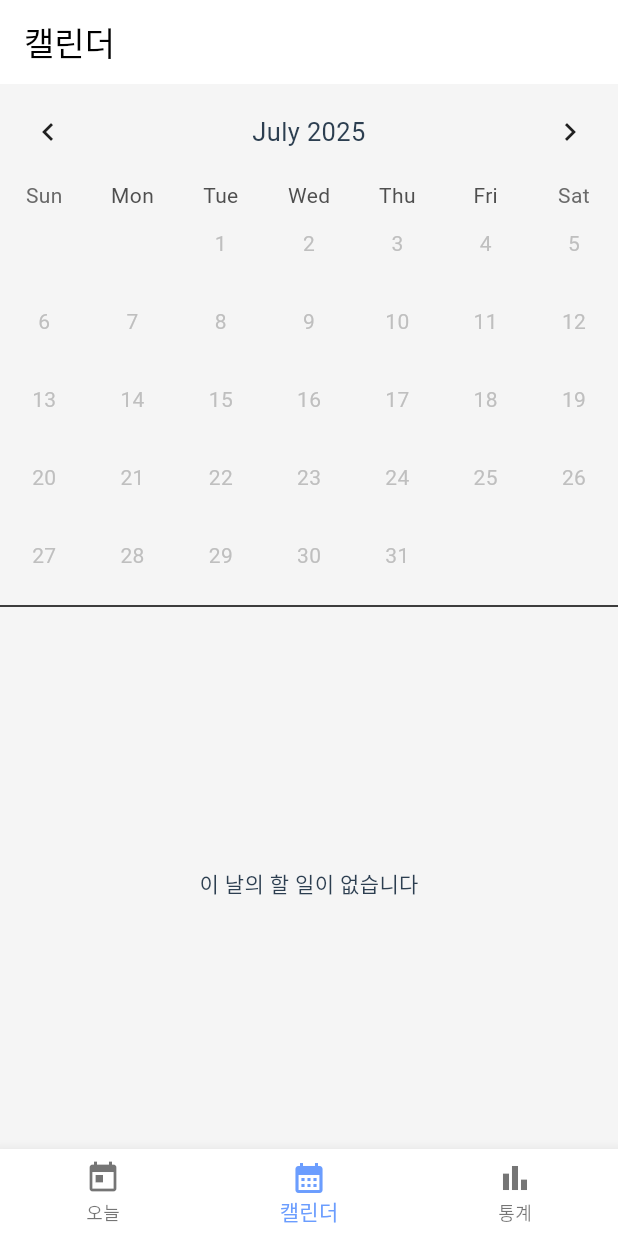
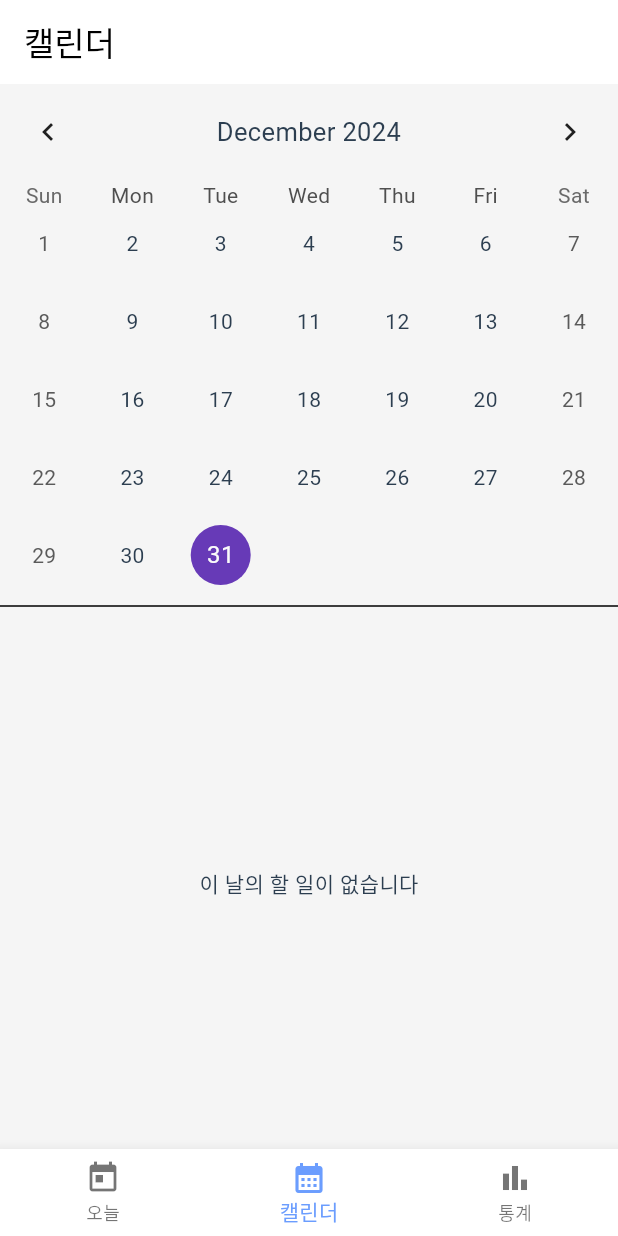
Before and after one commit to soundpost1682/threetodo, a Flutter app: the screen it shows after launch, item 2 of the bottom bar chosen, on a phone screen of 412 x 824 dp. Run offline on Flutter 3.47's test engine with Material 3 defaults, Android fonts, the phone set to English and light mode, and no system bars; drawn by our look-alikes of table_calendar; our stand-ins replace logger, sqflite; accounts and stored records are empty.

Commit message:
Calendar error fix

```diff
--- a/lib/features/calendar/screens/calendar_screen.dart
+++ b/lib/features/calendar/screens/calendar_screen.dart
@@ -12,21 +12,38 @@ class CalendarScreen extends StatefulWidget {
 }
 
 class _CalendarScreenState extends State<CalendarScreen> {
+  static final DateTime firstDay = DateTime.utc(2024, 1, 1);
+  static final DateTime lastDay = DateTime.utc(2024, 12, 31);
+
+  DateTime getInitialFocusedDay() {
+    final now = DateTime.now();
+    if (now.isBefore(firstDay)) return firstDay;
+    if (now.isAfter(lastDay)) return lastDay;
+    return now;
+  }
+
+  late DateTime _focusedDay;
+  DateTime? _selectedDay;
   CalendarFormat _calendarFormat = CalendarFormat.month;
-  DateTime _focusedDay = DateTime.now();
-  DateTime? _selectedDay;
 
   @override
   void initState() {
     super.initState();
-    _selectedDay = DateTime(
-      _focusedDay.year,
-      _focusedDay.month,
-      _focusedDay.day,
-    );
-    // 선택된 날짜의 할 일 로드
+    _focusedDay = getInitialFocusedDay();
+    _selectedDay =
+        DateTime(_focusedDay.year, _focusedDay.month, _focusedDay.day);
     Future.microtask(
         () => context.read<TodoProvider>().loadTodos(_selectedDay!));
+  }
+
+  void _setFocusedDay(DateTime day) {
+    if (day.isBefore(firstDay)) {
+      _focusedDay = firstDay;
+    } else if (day.isAfter(lastDay)) {
+      _focusedDay = lastDay;
+    } else {
+      _focusedDay = day;
+    }
   }
 
   @override
@@ -35,11 +52,13 @@ class _CalendarScreenState extends State<CalendarScreen> {
       appBar: AppBar(
         title: const Text('캘린더'),
       ),
-      body: Column(
+      body: Consumer<TodoProvider>(
+        builder: (context, todoProvider, child) {
+          return Column(
             children: [
               TableCalendar<Todo>(
-            firstDay: DateTime.utc(2024, 1, 1),
-            lastDay: DateTime.utc(2024, 12, 31),
+                firstDay: firstDay,
+                lastDay: lastDay,
                 focusedDay: _focusedDay,
                 calendarFormat: _calendarFormat,
                 selectedDayPredicate: (day) {
@@ -49,7 +68,7 @@ class _CalendarScreenState extends State<CalendarScreen> {
                   if (!isSameDay(_selectedDay, selectedDay)) {
                     setState(() {
                       _selectedDay = selectedDay;
-                  _focusedDay = focusedDay;
+                      _setFocusedDay(focusedDay);
                     });
                     context.read<TodoProvider>().loadTodos(selectedDay);
                   }
@@ -60,9 +79,46 @@ class _CalendarScreenState extends State<CalendarScreen> {
                   });
                 },
                 onPageChanged: (focusedDay) {
-              _focusedDay = focusedDay;
+                  setState(() {
+                    _setFocusedDay(focusedDay);
+                  });
+                  context.read<TodoProvider>().loadEventsForMonth(_focusedDay);
                 },
-            // 캘린더 스타일 설정
+                eventLoader: (day) => todoProvider.getTodosForDay(day),
+                calendarBuilders: CalendarBuilders(
+                  markerBuilder: (context, day, events) {
+                    if (events.isNotEmpty) {
+                      return Positioned(
+                        bottom: 1,
+                        child: Row(
+                          mainAxisAlignment: MainAxisAlignment.center,
+                          children: [
+                            Container(
+                              width: 6,
+                              height: 6,
+                              margin:
+                                  const EdgeInsets.symmetric(horizontal: 0.5),
+                              decoration: const BoxDecoration(
+                                shape: BoxShape.circle,
+                                color: Colors.deepPurple,
+                              ),
+                            ),
+                            if (events.length > 1)
+                              Padding(
+                                padding: const EdgeInsets.only(left: 2),
+                                child: Text(
+                                  '${events.length}',
+                                  style: const TextStyle(
+                                      fontSize: 10, color: Colors.deepPurple),
+                                ),
+                              ),
+                          ],
+                        ),
+                      );
+                    }
+                    return null;
+                  },
+                ),
                 calendarStyle: const CalendarStyle(
                   outsideDaysVisible: false,
                   todayDecoration: BoxDecoration(
@@ -74,7 +130,6 @@ class _CalendarScreenState extends State<CalendarScreen> {
                     shape: BoxShape.circle,
                   ),
                 ),
-            // 헤더 스타일 설정
                 headerStyle: const HeaderStyle(
                   formatButtonVisible: false,
                   titleCentered: true,
@@ -82,28 +137,22 @@ class _CalendarScreenState extends State<CalendarScreen> {
               ),
               const Divider(),
               Expanded(
-            child: Consumer<TodoProvider>(
-              builder: (context, todoProvider, child) {
-                final todos = todoProvider.todos;
-
-                if (todos.isEmpty) {
-                  return const Center(
-                    child: Text('이 날의 할 일이 없습니다'),
-                  );
-                }
-
-                return ListView.builder(
+                child: todoProvider.isLoading
+                    ? const Center(child: CircularProgressIndicator())
+                    : (todoProvider.todos.isEmpty
+                        ? const Center(child: Text('이 날의 할 일이 없습니다'))
+                        : ListView.builder(
                             padding: const EdgeInsets.all(16),
-                  itemCount: todos.length,
+                            itemCount: todoProvider.todos.length,
                             itemBuilder: (context, index) {
-                    final todo = todos[index];
+                              final todo = todoProvider.todos[index];
                               return CalendarTodoItem(todo: todo);
                             },
+                          )),
+              ),
+            ],
           );
         },
-            ),
-          ),
-        ],
       ),
     );
   }
```
Also changed, not shown: lib/features/todo/providers/todo_provider.dart (+33 -1 lines). Lines whose indentation alone changed are shown as unchanged.
